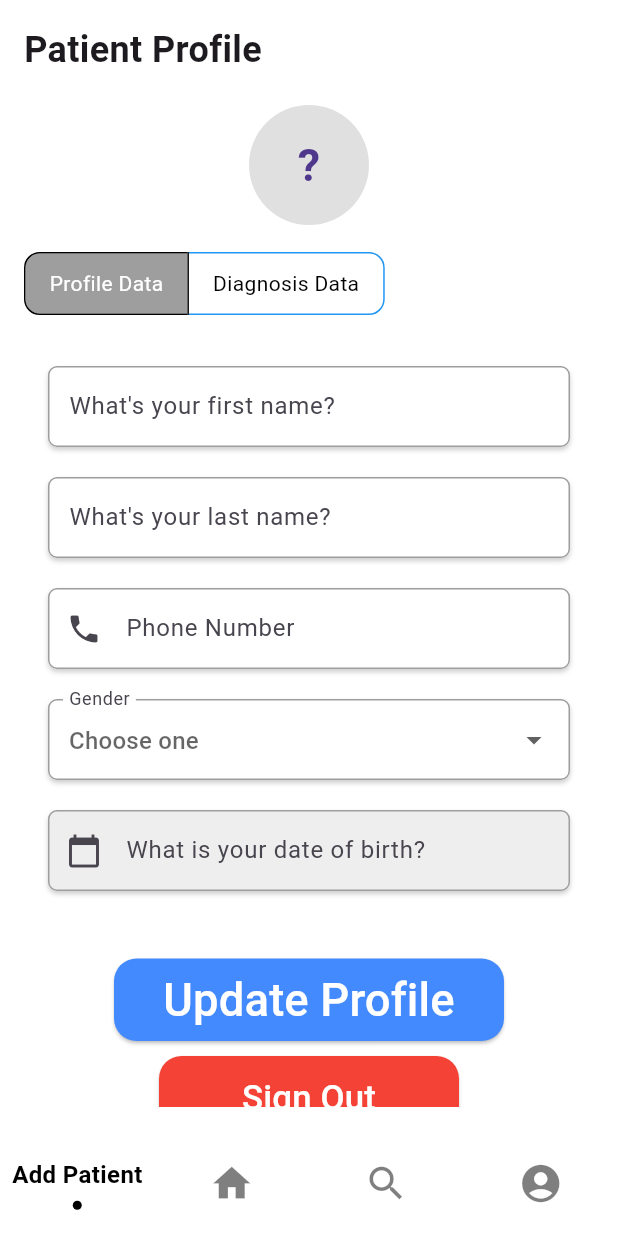
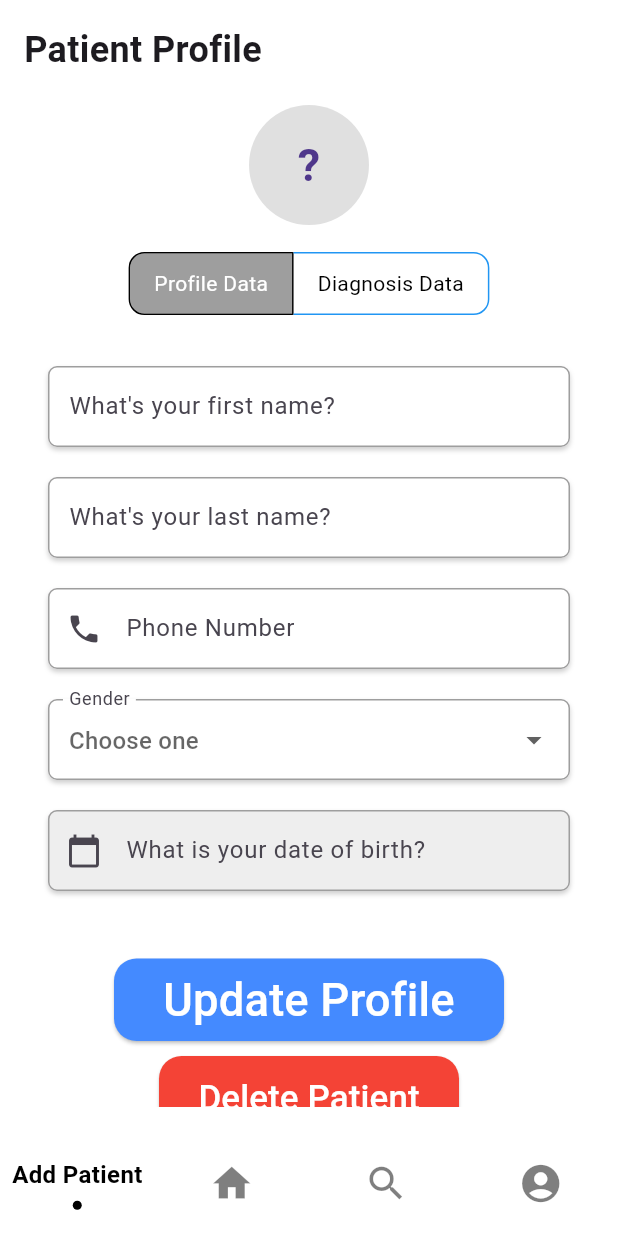
Before and after one commit to Ezzaldeen-Saeed/RayScan, a Flutter app: the patientProfile_subview screen opened by its route, on a phone screen of 412 x 824 dp. Run offline on Flutter 3.47's test engine with Material 3 defaults, Android fonts, the phone set to English and light mode, and no system bars; drawn by our look-alikes of sliding_clipped_nav_bar; our stand-ins replace animated_splash_screen, cloud_firestore, firebase_auth, firebase_core, go_router, hive and 3 more; accounts and stored records are empty; Roboto replaces fonts that are missing (DM Sans); project files that could hold a hidden picture were left out.

Commit message:
Fix Dismissible widget issue and improve patient management
- Fixed the issue with the Dismissible widget not being removed from the widget tree in `miniPatientCard.dart`.
- Added a callback function to handle item removal in `PatientProfileCard`.
- Updated `search_view.dart` to include advanced search dialog and improved patient filtering logic.
- Updated `app_navigation.dart` to set the initial route to `/search`.

```diff
--- a/lib/navigation/app_navigation.dart
+++ b/lib/navigation/app_navigation.dart
@@ -16,6 +16,7 @@ import 'package:testnav/views/wrapper/main_wrapper.dart';
 //  - /login
 //  - /signup
 //  - /home
+//  - /home/latestPatientProfile_subview
 //  - /search
 //  - /search/patientProfile_subview
 //  - /profile
@@ -126,6 +127,37 @@ class AppNavigation {
                 name: "Home",
                 builder: (BuildContext context, GoRouterState state) =>
                     HomeView(),
+                routes: [
+                  // Patient Profile Subview
+                  GoRoute(
+                    path: "latestPatientProfile_subview",
+                    name: "Latest patient Profile Page",
+                    pageBuilder: (context, state) {
+                      // Pass the state to the widget
+                      return CustomTransitionPage<void>(
+                        key: state.pageKey,
+                        child: patientProfile_subview(
+                          data: state.extra
+                              as Map<String, dynamic>?, // Pass the extra data
+                        ),
+                        transitionsBuilder: (
+                          context,
+                          animation,
+                          secondaryAnimation,
+                          child,
+                        ) =>
+                            FadeUpwardsPageTransitionsBuilder()
+                                .buildTransitions(
+                          null,
+                          context,
+                          animation,
+                          secondaryAnimation,
+                          child,
+                        ),
+                      );
+                    },
+                  ),
+                ],
               ),
             ],
           ),
--- a/lib/views/search/patientProfile_view.dart
+++ b/lib/views/search/patientProfile_view.dart
@@ -1,5 +1,6 @@
 import 'package:flutter/material.dart';
 import 'package:intl/intl.dart';
+import 'package:testnav/auth/auth_service.dart';
 import 'package:testnav/main.dart';
 import 'package:testnav/utils/Utility.dart';
 import 'package:testnav/widgets/button.dart';
@@ -25,9 +26,9 @@ class _patientProfile_subviewState extends State<patientProfile_subview> {
   final TextEditingController _genderController = TextEditingController();
   final TextEditingController _dobController = TextEditingController();
 
-  SignUpAndLogin signupLogin = SignUpAndLogin();
-  bool _isSigningOut = false; // Track sign-out state
-  List<bool> _isSelected = [true, false]; // Initialize _isSelected
+  final SignUpAndLogin signupLogin = SignUpAndLogin();
+  final List<bool> _isSelected = [true, false]; // Initialize _isSelected
+  final AuthService _auth = AuthService();
 
   @override
   void dispose() {
@@ -84,7 +85,8 @@ class _patientProfile_subviewState extends State<patientProfile_subview> {
                       ),
                     ),
                     const SizedBox(height: 15),
-                    CustomToggleButtons(
+                    Center(
+                      child: CustomToggleButtons(
                         labels: ['Profile Data', 'Diagnosis Data'],
                         isSelected: _isSelected,
                         onToggle: (int index) {
@@ -98,8 +100,19 @@ class _patientProfile_subviewState extends State<patientProfile_subview> {
                         borderColor: Colors.blue,
                         padding: 16.0,
                       ),
+                    ),
                     const SizedBox(height: 15),
-                    Padding(
+                    _isSelected[0] ? patientDetails() : DiagnosisData(),
+                  ],
+                ),
+              ),
+            ],
+          ),
+        ));
+  }
+
+  patientDetails() {
+    return Padding(
       padding: const EdgeInsets.all(16.0),
       child: Column(
         crossAxisAlignment: CrossAxisAlignment.start,
@@ -142,8 +155,8 @@ class _patientProfile_subviewState extends State<patientProfile_subview> {
           CustomDateSelection(
             label: "What is your date of birth?",
             selectedDate: _dobController.text.isNotEmpty
-                                ? DateFormat('dd/MM/yyyy').parse(_dobController
-                                    .text) // Updated to match the input format
+                ? DateFormat('dd/MM/yyyy').parse(
+                    _dobController.text) // Updated to match the input format
                 : null,
             onDateSelected: (date) {
               setState(() {
@@ -165,56 +178,59 @@ class _patientProfile_subviewState extends State<patientProfile_subview> {
           const SizedBox(height: 10),
           Center(
             child: CustomButton(
-                              label: "Sign Out",
+              label: "Delete Patient",
               BGColor: Colors.red,
               size: 200,
-                              isDisabled: _isSigningOut,
+              isDisabled: false,
               // Disable the button
-                              onPressed: _isSigningOut
-                                  ? null
-                                  : () async {
-                                      await _handleSignOut(context);
+              onPressed: () {
+                showDialog(
+                  context: context,
+                  builder: (dialogContext) => AlertDialog(
+                    title: const Text('Delete Patient'),
+                    content: const Text(
+                        'Are you sure you want to delete this patient?'),
+                    actions: [
+                      TextButton(
+                        onPressed: () {
+                          Navigator.of(dialogContext).pop(); // Close the dialog
+                        },
+                        child: const Text('No'),
+                      ),
+                      TextButton(
+                        onPressed: () {
+                          Navigator.of(dialogContext).pop(); // Close the dialog
+                          // Show feedback using the correct context
+                          ScaffoldMessenger.of(context).showSnackBar(
+                            SnackBar(
+                              content: Text(
+                                "Patient ${widget.data?['fName']} ${widget.data?['lName']} deleted.",
+                              ),
+                              duration: const Duration(seconds: 1),
+                            ),
+                          );
+                          // Perform deletion
+                          _auth.deletePatient(widget.data?['id']);
+                          // Navigate back to the previous screen
+                          Navigator.of(context).pop();
+                        },
+                        child: const Text('Yes'),
+                      ),
+                    ],
+                  ),
+                );
               },
             ),
           ),
         ],
       ),
-                    ),
-                  ],
-                ),
-              ),
-            ],
-          ),
-        ));
-  }
-
-  Future<void> _handleSignOut(BuildContext context) async {
-    setState(() {
-      _isSigningOut = true; // Disable the button
-    });
-
-    bool signOutSuccess = await signupLogin.signOut(context);
-
-    if (signOutSuccess) {
-      // Sign out logic
-      ScaffoldMessenger.of(context).showSnackBar(
-        SnackBar(
-          content: Text('Signed out successfully!'),
-          backgroundColor: successSnackBarBG,
-        ),
-      );
-    } else {
-      ScaffoldMessenger.of(context).showSnackBar(
-        SnackBar(
-          content: Text('Sign out failed!'),
-          backgroundColor: errorSnackBarBG,
-        ),
     );
   }
 
-    setState(() {
-      _isSigningOut = false; // Re-enable the button
-    });
+  DiagnosisData() {
+    return Center(
+      child: Text("Diagnosis Data"),
+    );
   }
 
   void updateProfile(BuildContext context) {
--- a/lib/widgets/miniPatientCard.dart
+++ b/lib/widgets/miniPatientCard.dart
@@ -65,7 +65,9 @@ class PatientProfileCard extends StatelessWidget {
     return GestureDetector(
       onTap: () {
         context.go(
-          '/search/patientProfile_subview',
+          isDismissable
+              ? '/search/patientProfile_subview'
+              : '/home/latestPatientProfile_subview',
           extra: {
             'id': id,
             'gender': gender,
```
Also changed, not shown: lib/views/search/search_view.dart (+4 -4 lines). Lines whose indentation alone changed are shown as unchanged.
